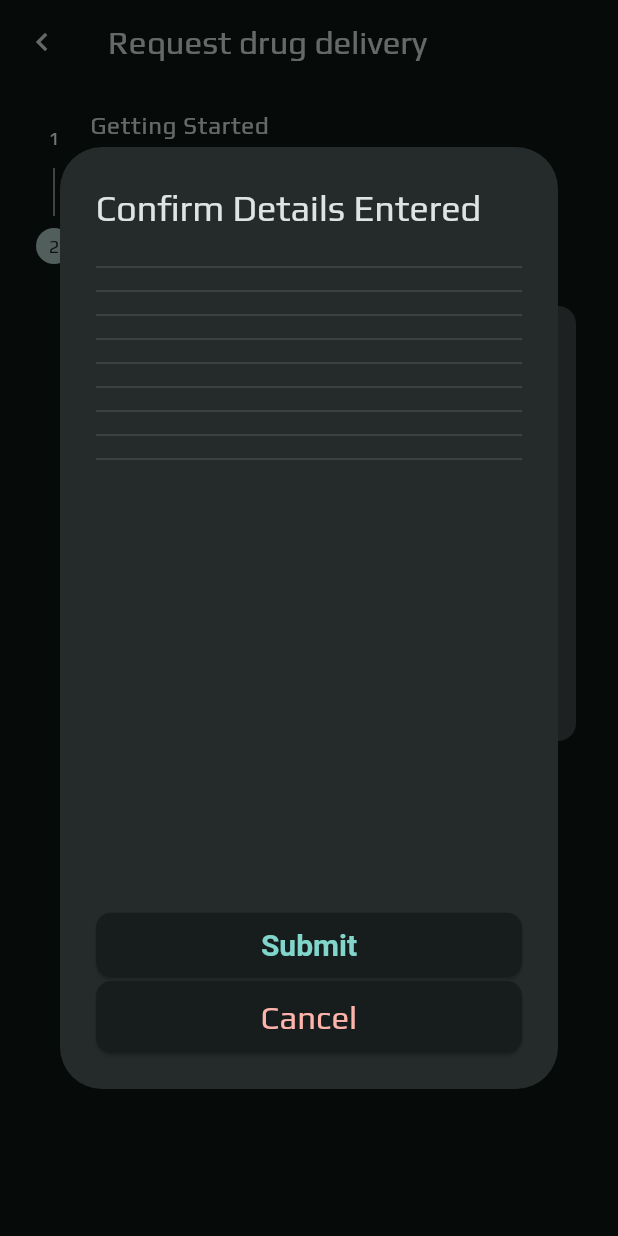
After one commit to palladiumkenya/nishauri_new, a Flutter app: the DrugOrderWizardFormScreen screen opened directly, after a tap on "Next", after a tap on "Review", on a phone screen of 412 x 824 dp. The commit adds this screen. Run offline on Flutter 3.47's test engine with Material 3 defaults, Android fonts, the phone set to English and light mode, and no system bars; drawn by our look-alikes of flutter_form_builder; our stand-ins replace carousel_slider, dots_indicator, fl_chart, flutter_hooks, flutter_riverpod, flutter_svg and 10 more; missing offline and left inert: dart:ffi, flutter_web_auth_2; accounts and stored records are empty; network calls fail.

Commit message:
Drug Order wizard form step 1 done

```diff
--- a/lib/src/app/navigation/app_router.dart
+++ b/lib/src/app/navigation/app_router.dart
@@ -30,7 +30,7 @@ import 'package:nishauri/src/features/hiv/presentation/pages/events/ARTEvents.da
 import 'package:nishauri/src/features/hiv/presentation/pages/groups/ARTGroupDetail.dart';
 import 'package:nishauri/src/features/hiv/presentation/pages/groups/ARTGroupFormScreen.dart';
 import 'package:nishauri/src/features/hiv/presentation/pages/groups/ARTGroups.dart';
-import 'package:nishauri/src/features/hiv/presentation/pages/orders/DrugOrderFormScreen.dart';
+import 'package:nishauri/src/features/hiv/presentation/pages/orders/DrugOrderWizardFormScreen.dart';
 import 'package:nishauri/src/features/hiv/presentation/pages/orders/HIVDrugOrders.dart';
 import 'package:nishauri/src/features/user/presentation/pages/ProfileScreen.dart';
 import 'package:nishauri/src/features/user/presentation/pages/ProfileWizardFormScreen.dart';
@@ -349,12 +349,20 @@ final List<RouteBase> hivProgramRoutes = [
     name: RouteNames.HIV_ART_DELIVERY_REQUEST_FORM,
     path: "art-drug-request-form",
     builder: (BuildContext context, GoRouterState state) {
-      final artAppointment = state.extra as ARTAppointment?;
-      final artEvent = state.extra as ARTEvent?;
-      return DrugOrderFormScreen(
-        artAppointment: artAppointment,
-        artEvent: artEvent,
-      );
+      final extra = state.extra as Map<String, dynamic>;
+      final payload = extra["payload"];
+      final type = extra["type"] as String?;
+      if (payload is ARTAppointment) {
+        return DrugOrderWizardFormScreen(
+            artAppointment: payload,
+            type: type
+        );
+      }
+      if (payload is ARTEvent) {
+        return DrugOrderWizardFormScreen(artEvent: payload, type: type);
+      }
+      return DrugOrderWizardFormScreen(type: type);
+      return const DrugOrderWizardFormScreen();
     },
   ),
 ];
--- a/lib/src/features/hiv/presentation/pages/appointments/ARTAppointmentDetail.dart
+++ b/lib/src/features/hiv/presentation/pages/appointments/ARTAppointmentDetail.dart
@@ -75,7 +75,7 @@ class ARTAppointmentDetailScreen extends StatelessWidget {
           Padding(
             padding: const EdgeInsets.all(Constants.SPACING),
             child: Button(
-              onPress: () {context.goNamed(RouteNames.HIV_ART_DELIVERY_REQUEST_FORM, extra: artAppointment);},
+              onPress: () {context.goNamed(RouteNames.HIV_ART_DELIVERY_REQUEST_FORM, extra: {"payload":artAppointment, "type":"self"});},
               title: "Request Home delivery",
             ),
           )
--- a/lib/src/features/hiv/presentation/pages/orders/DrugOrderFormScreen.dart
+++ /dev/null
@@ -1,25 +0,0 @@
-import 'package:flutter/material.dart';
-import 'package:go_router/go_router.dart';
-import 'package:nishauri/src/features/hiv/data/models/appointment/art_appointment.dart';
-import 'package:nishauri/src/features/hiv/data/models/event/art_event.dart';
-
-class DrugOrderFormScreen extends StatelessWidget {
-  final ARTAppointment? artAppointment;
-  final ARTEvent? artEvent;
-
-  const DrugOrderFormScreen({super.key, this.artAppointment, this.artEvent});
-
-  @override
-  Widget build(BuildContext context) {
-    return Scaffold(
-      appBar: AppBar(
-        leading: IconButton(
-          onPressed: () => context.pop(),
-          icon: const Icon(Icons.chevron_left),
-        ),
-        title: const Text("Request home delivery"),
-      ),
-      body: const Placeholder(),
-    );
-  }
-}
--- /dev/null
+++ b/lib/src/features/hiv/presentation/pages/orders/DrugOrderWizardFormScreen.dart
@@ -0,0 +1,192 @@
+import 'package:flutter/material.dart';
+import 'package:flutter_form_builder/flutter_form_builder.dart';
+import 'package:flutter_hooks/flutter_hooks.dart';
+import 'package:flutter_svg/flutter_svg.dart';
+import 'package:go_router/go_router.dart';
+import 'package:hooks_riverpod/hooks_riverpod.dart';
+import 'package:nishauri/src/features/hiv/data/models/appointment/art_appointment.dart';
+import 'package:nishauri/src/features/hiv/data/models/event/art_event.dart';
+import 'package:nishauri/src/features/hiv/presentation/pages/orders/forms/GettingStated.dart';
+import 'package:nishauri/src/features/hiv/presentation/pages/orders/forms/ReviewAndSubmit.dart';
+import 'package:nishauri/src/shared/display/AppCard.dart';
+import 'package:nishauri/src/shared/input/Button.dart';
+import 'package:nishauri/src/utils/constants.dart';
+
+class DrugOrderWizardFormScreen extends HookConsumerWidget {
+  final ARTAppointment? artAppointment;
+  final ARTEvent? artEvent;
+  final String? type;
+
+  const DrugOrderWizardFormScreen(
+      {super.key, this.artAppointment, this.artEvent, this.type});
+
+  @override
+  Widget build(BuildContext context, WidgetRef ref) {
+    final formKey = useMemoized(() => GlobalKey<FormBuilderState>());
+    final currentStep = useState<int>(0);
+    final theme = Theme.of(context);
+    final loading = useState<bool>(false);
+
+    List<Step> steps = [
+      Step(
+        title: const Text("Getting Started"),
+        subtitle: const Text(
+          "Please confirm the details",
+        ),
+        content: GettingStarted(
+          artAppointment: artAppointment,
+          artEvent: artEvent,
+          type: type,
+        ),
+        isActive: currentStep.value == 0,
+      ),
+      Step(
+        title: const Text("Review and Submit"),
+        content: AppCard(
+          child: Padding(
+            padding: const EdgeInsets.all(Constants.SPACING),
+            child: Column(
+              children: [
+                SvgPicture.asset(
+                  "assets/images/review.svg",
+                  semanticsLabel: "Security",
+                  fit: BoxFit.contain,
+                  height: 150,
+                ),
+                const SizedBox(height: Constants.SPACING),
+                const Text(
+                  "Thank you for filling your request details! Your information will help us deliver your drugs to you door step at you convenience",
+                ),
+                const SizedBox(height: Constants.SPACING),
+                const Text(
+                    "Review your information for accuracy before submission.")
+              ],
+            ),
+          ),
+        ),
+        isActive: currentStep.value == 1,
+      ),
+    ];
+
+    return Scaffold(
+      appBar: AppBar(
+        leading: IconButton(
+          onPressed: () => context.pop(),
+          icon: const Icon(Icons.chevron_left),
+        ),
+        title: const Text("Request drug delivery"),
+      ),
+      body: FormBuilder(
+        key: formKey,
+        child: Stepper(
+          currentStep: currentStep.value,
+          steps: steps,
+          onStepCancel: () {
+            currentStep.value == 0 ? null : currentStep.value -= 1;
+          },
+          onStepContinue: () {
+            bool isLastStep = (currentStep.value == steps.length - 1);
+            // 1.validate current step fields and prevent continue encase of any error in current step
+            if (!isLastStep) {
+              // final currentStepFields =
+              // stepFieldsToValidate[currentStep.value];
+
+              // if (currentStepFields.any((field) =>
+              // !formKey.currentState!.fields[field]!.validate())) {
+              //   return; //Don't move to next step if current step not valid
+              // }
+            }
+            if (isLastStep) {
+              // Submit form
+              // handleSubmit();
+            } else {
+              currentStep.value += 1;
+            }
+          },
+          onStepTapped: (step) {
+            currentStep.value = step;
+          },
+          controlsBuilder: (context, details) {
+            return Row(
+              children: [
+                Expanded(
+                  child: Builder(builder: (context) {
+                    bool isLastStep = (currentStep.value == steps.length - 1);
+                    if (isLastStep) {
+                      return Button(
+                        onPress: () async {
+                          final results = await showDialog(
+                            context: context,
+                            builder: (context) => AlertDialog(
+                              title: const Text("Confirm Details Entered"),
+                              content: SizedBox(
+                                width: double.maxFinite,
+                                height:
+                                    MediaQuery.of(context).size.height * 0.5,
+                                child: SingleChildScrollView(
+                                  child: ReviewAndSubmit(
+                                    formState:
+                                        formKey.currentState!.instantValue,
+                                  ),
+                                ),
+                              ),
+                              actions: [
+                                Button(
+                                  title: "Submit",
+                                  onPress: () {
+                                    context.pop(1);
+                                  },
+                                ),
+                                Button(
+                                  title: "Cancel",
+                                  onPress: context.pop,
+                                  titleStyle: theme.textTheme.titleLarge
+                                      ?.copyWith(
+                                          color: theme.colorScheme.error),
+                                ),
+                              ],
+                            ),
+                          );
+                          if (results == 1) {
+                            details.onStepContinue!();
+                          }
+                        },
+                        title: 'Review',
+                        loading: loading.value,
+                        titleStyle: theme.textTheme.titleSmall?.copyWith(
+                          color: theme.colorScheme.primary,
+                          fontWeight: FontWeight.bold,
+                        ),
+                      );
+                    }
+                    return Button(
+                      onPress: details.onStepContinue,
+                      title: 'Next',
+                      disabled: loading.value,
+                      titleStyle: theme.textTheme.titleSmall?.copyWith(
+                        color: theme.colorScheme.primary,
+                        fontWeight: FontWeight.bold,
+                      ),
+                    );
+                  }),
+                ),
+                const SizedBox(width: Constants.SPACING),
+                Expanded(
+                  child: Button(
+                    onPress: details.onStepCancel,
+                    title: 'Cancel',
+                    disabled: loading.value,
+                    titleStyle: theme.textTheme.titleSmall
+                        ?.copyWith(fontWeight: FontWeight.bold),
+                  ),
+                ),
+                const SizedBox(width: Constants.SPACING),
+                Expanded(child: Container())
+              ],
+            );
+          },
+        ),
+      ),
+    );
+  }
+}
--- a/lib/src/features/hiv/presentation/pages/orders/HIVDrugOrders.dart
+++ b/lib/src/features/hiv/presentation/pages/orders/HIVDrugOrders.dart
@@ -4,6 +4,7 @@ import 'package:go_router/go_router.dart';
 import 'package:nishauri/src/features/hiv/presentation/widgets/orders/AllOrders.dart';
 import 'package:nishauri/src/features/hiv/presentation/widgets/orders/FulfilledOrders.dart';
 import 'package:nishauri/src/features/hiv/presentation/widgets/orders/PendingOrders.dart';
+import 'package:nishauri/src/utils/routes.dart';
 
 class HIVDrugOrdersScreen extends StatelessWidget {
   const HIVDrugOrdersScreen({super.key});
@@ -30,7 +31,9 @@ class HIVDrugOrdersScreen extends StatelessWidget {
           ], labelColor: theme.colorScheme.onPrimary,),
         ),
         floatingActionButton: FloatingActionButton.extended(
-          onPressed: () {},
+          onPressed: () {
+            context.goNamed(RouteNames.HIV_ART_DELIVERY_REQUEST_FORM);
+          },
           label: const Text("Order now"),
           icon: const Icon(Icons.add),
         ),
--- /dev/null
+++ b/lib/src/features/hiv/presentation/pages/orders/forms/GettingStated.dart
@@ -0,0 +1,85 @@
+import 'package:flutter/material.dart';
+import 'package:flutter_form_builder/flutter_form_builder.dart';
+import 'package:flutter_riverpod/flutter_riverpod.dart';
+import 'package:nishauri/src/features/hiv/data/models/appointment/art_appointment.dart';
+import 'package:nishauri/src/features/hiv/data/models/event/art_event.dart';
+import 'package:nishauri/src/features/user/data/providers/user_provider.dart';
+import 'package:nishauri/src/shared/input/ImagePicker.dart';
+import 'package:nishauri/src/shared/styles/input_styles.dart';
+import 'package:nishauri/src/utils/constants.dart';
+import 'package:form_builder_validators/form_builder_validators.dart';
+
+class GettingStarted extends StatelessWidget {
+  final ARTAppointment? artAppointment;
+  final ARTEvent? artEvent;
+  final String? type;
+
+  const GettingStarted(
+      {super.key, this.artEvent, this.artAppointment, this.type});
+
+  @override
+  Widget build(BuildContext context) {
+    return Consumer(
+      builder: (context, ref, child) {
+        final asyncUser = ref.watch(userProvider);
+        return asyncUser.when(
+          data: (user) => Column(
+            children: [
+              FormBuilderRadioGroup<String>(
+                  name: 'mode',
+                  initialValue: artEvent != null
+                      ? "event"
+                      : artAppointment != null
+                          ? "appointment"
+                          : null,
+                  decoration: const InputDecoration(
+                    border: InputBorder.none,
+                    labelText: "Request based on",
+                  ),
+                  options: const [
+                    FormBuilderFieldOption(
+                      value: "event",
+                      child: ListTile(
+                        title: Text("Event"),
+                      ),
+                    ),
+                    FormBuilderFieldOption(
+                      value: "appointment",
+                      child: ListTile(
+                        title: Text("Appointment"),
+                      ),
+                    ),
+                  ]),
+              FormBuilderRadioGroup<String>(
+                  name: 'type',
+                  initialValue: type,
+                  decoration: const InputDecoration(
+                    border: InputBorder.none,
+                    labelText: "Who are you requesting for?",
+                  ),
+                  options: const [
+                    FormBuilderFieldOption(
+                      value: "self",
+                      child: ListTile(
+                        title: Text("Yourself"),
+                      ),
+                    ),
+                    FormBuilderFieldOption(
+                      value: "other",
+                      child: ListTile(
+                        title: Text("Care receiver"),
+                      ),
+                    ),
+                  ]),
+              const SizedBox(height: Constants.SPACING),
+            ],
+          ),
+          error: (error, _) => Center(child: Text(error.toString())),
+          loading: () => const Center(
+            child: CircularProgressIndicator(),
+          ),
+        );
+      },
+    );
+  }
+}
--- /dev/null
+++ b/lib/src/features/hiv/presentation/pages/orders/forms/ReviewAndSubmit.dart
@@ -0,0 +1,38 @@
+import 'dart:io';
+
+import 'package:flutter/material.dart';
+import 'package:flutter_form_builder/flutter_form_builder.dart';
+import 'package:intl/intl.dart';
+import 'package:nishauri/src/shared/display/AppAvatar.dart';
+import 'package:nishauri/src/utils/helpers.dart';
+
+class ReviewAndSubmit extends StatelessWidget {
+  final Map<String, dynamic> formState;
+  const ReviewAndSubmit({super.key, required this.formState});
+
+  @override
+  Widget build(BuildContext context) {
+    final theme = Theme.of(context);
+    // return Placeholder();
+    return const Wrap(children: [
+      Divider(),
+
+      Divider(),
+
+      Divider(),
+
+      Divider(),
+
+      Divider(),
+
+      Divider(),
+
+      Divider(),
+
+      Divider(),
+
+      Divider(),
+
+    ]);
+  }
+}
```
